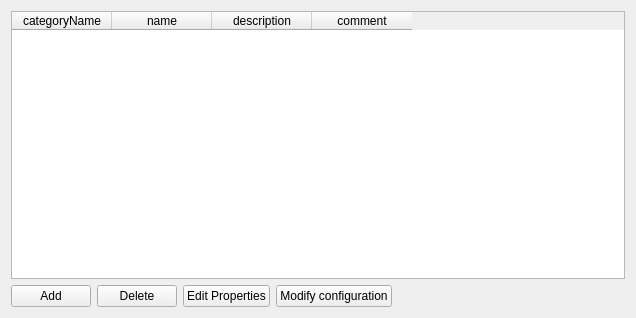
Qt form client/uiforms/configurations.ui (Wolframe/configurator) before a commit.
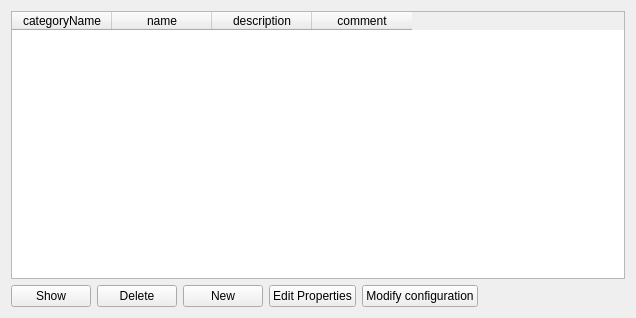
The same form after that commit.

Commit message: added "new configiration", tons of fixes in configuration/configurator (problems introduced earlier), visual result not appealing

```diff
--- a/client/uiforms/configurations.ui
+++ b/client/uiforms/configurations.ui
@@ -22,7 +22,7 @@
      <item>
       <widget class="QPushButton" name="add">
        <property name="text">
-        <string>Add</string>
+        <string>Show</string>
        </property>
        <property name="form" stdset="0">
         <string notr="true">configuration_add_recipe</string>
@@ -39,6 +39,16 @@
        </property>
       </widget>
      </item>
+     <item>
+      <widget class="QPushButton" name="pushButton">
+       <property name="text">
+        <string>New</string>
+       </property>
+       <property name="form" stdset="0">
+        <string>configuration_add_recipe</string>
+       </property>
+      </widget>
+     </item>
      <item>
       <widget class="QPushButton" name="edit">
        <property name="text">
```
Left out of the diff: 31 changed lines with no effect on the pictures. The commit also changes 11 other files.
